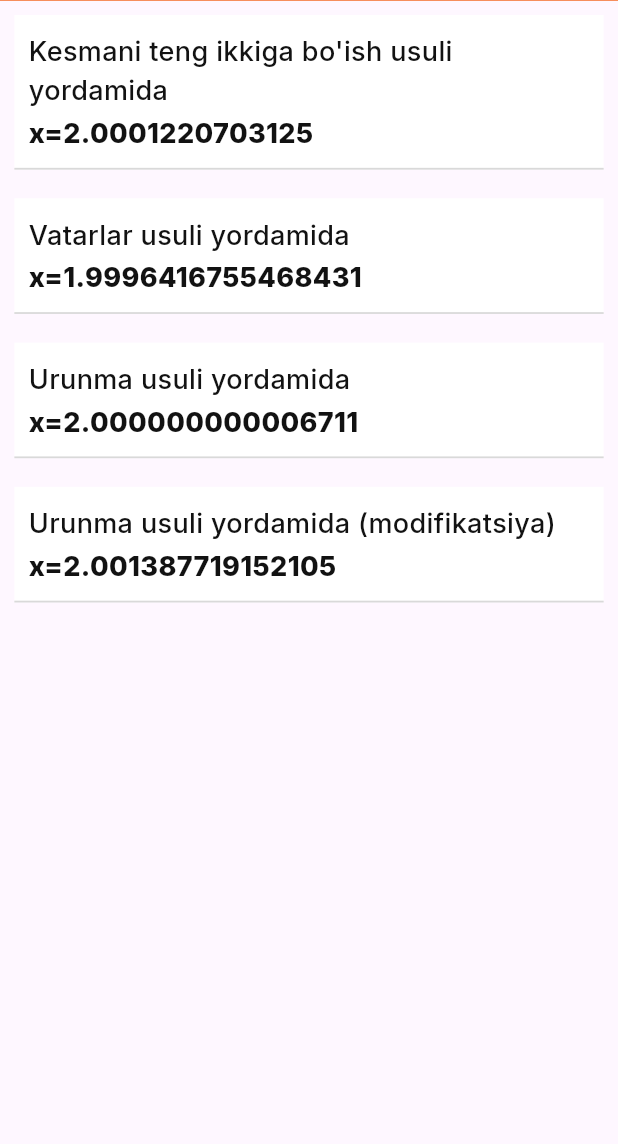
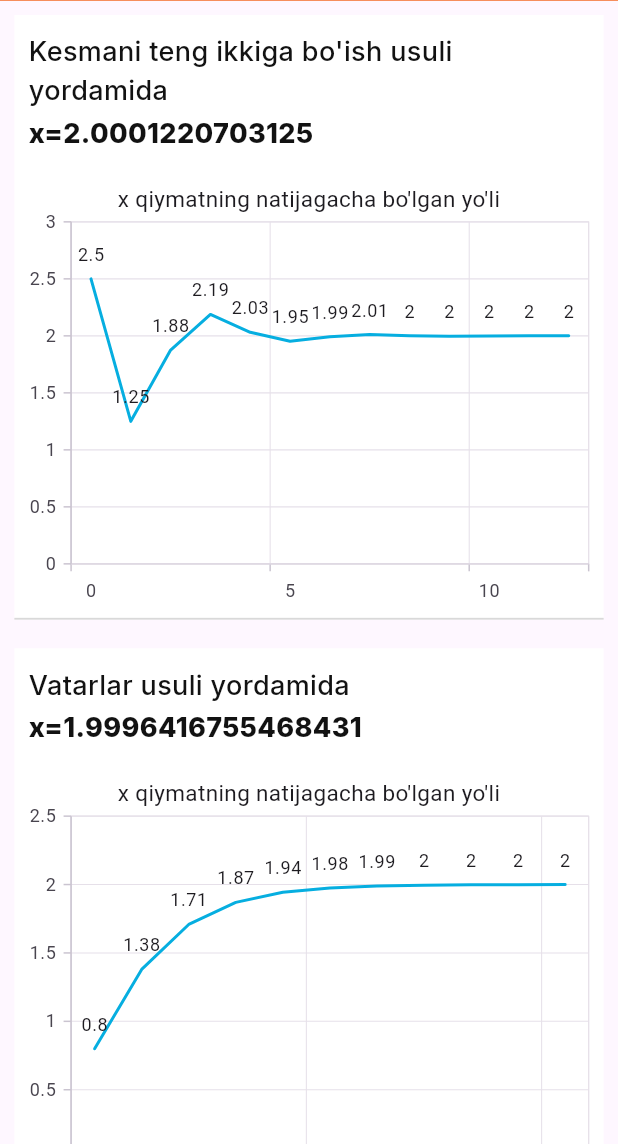
Before and after one commit to ZikrullaYashinov/hisoblash_usullari, a Flutter app: the screen it shows after launch, after a tap on "Hisoblash", on a phone screen of 412 x 824 dp, the part 92-1236 px from its top. Run offline on Flutter 3.47's test engine with Material 3 defaults, Android fonts, the phone set to English and light mode, and no system bars; our stand-ins replace adaptive_theme, flutter_bloc, flutter_screenutil, flutter_svg, get, google_fonts and 4 more; missing offline and left inert: equations; accounts and stored records are empty.

Commit message:
add statistic

```diff
--- a/lib/data/model/equation.dart
+++ b/lib/data/model/equation.dart
@@ -1,4 +1,5 @@
 import 'package:equations/equations.dart';
+import 'package:hisoblash_usullari/data/model/solution.dart';
 import 'package:hive/hive.dart';
 import 'package:math_expressions/math_expressions.dart';
 
@@ -54,8 +55,9 @@ class QuadraticEquation {
     return calculateText(fun, _x);
   }
 
-  List<double> solutionMethodOfBisectingCrossSection() {
+  List<SolutionData> solutionMethodOfBisectingCrossSection() {
     try {
+      List<SolutionData> solutions = [];
       double myMin = min;
       double myMax = max;
       double error = this.error;
@@ -66,6 +68,8 @@ class QuadraticEquation {
 
       double minY = calculate(myMin);
       double maxY = calculate(myMax);
+
+      int i = 0;
 
       if (maxY * minY < 0) {
         while (true) {
@@ -83,20 +87,22 @@ class QuadraticEquation {
           med = newMed;
 
           double medY = calculate(med);
+          solutions.add(SolutionData(med, i));
           if (medY * minY < 0) {
             myMax = med;
           } else if (medY * maxY < 0) {
             myMin = med;
           } else {
-            return [med, myMin, myMax];
+            return solutions;
           }
-          if(delta != null) {
+          if (delta != null) {
             if (delta < error) {
               break;
             }
           }
+          i++;
         }
-        return [med, myMin, myMax];
+        return solutions;
       } else {
         return [];
       }
@@ -106,8 +112,9 @@ class QuadraticEquation {
     }
   }
 
-  List<double> solutionMethodOfVatars() {
+  List<SolutionData> solutionMethodOfVatars() {
     try {
+      List<SolutionData> solutions = [];
       double myMin = min;
       double myMax = max;
       double error = this.error;
@@ -120,6 +127,7 @@ class QuadraticEquation {
 
       double dot;
       double x = 0;
+      int i = 0;
 
       if (maxY * minY < 0) {
         double f_2_min = calculate(myMin, derivativeDegree: 2);
@@ -142,12 +150,13 @@ class QuadraticEquation {
             deltaPercent = (1 - x2 / x) * 100;
           }
           x = x2;
-
+          solutions.add(SolutionData(x, i));
           if (delta < error) {
             break;
           }
+          i++;
         }
-        return [x, delta];
+        return solutions;
       } else {
         return [];
       }
@@ -156,8 +165,9 @@ class QuadraticEquation {
     }
   }
 
-  List<double> solutionMethodOfUrinma() {
+  List<SolutionData> solutionMethodOfUrinma() {
     try {
+      List<SolutionData> solutions = [];
       double myMin = min;
       double myMax = max;
       double error = this.error;
@@ -170,6 +180,7 @@ class QuadraticEquation {
 
       double dot;
       double x;
+      int i = 0;
 
       if (maxY * minY < 0) {
         double f_2_min = calculate(myMin, derivativeDegree: 2);
@@ -195,11 +206,13 @@ class QuadraticEquation {
           }
           x = x2;
 
+          solutions.add(SolutionData(x, i));
           if (delta < error) {
             break;
           }
+          i++;
         }
-        return [x, delta];
+        return solutions;
       } else {
         return [];
       }
@@ -208,8 +221,9 @@ class QuadraticEquation {
     }
   }
 
-  List<double> solutionMethodOfUrinmaModifikatsiya() {
+  List<SolutionData> solutionMethodOfUrinmaModifikatsiya() {
     try {
+      List<SolutionData> solutions = [];
       double myMin = min;
       double myMax = max;
       double error = this.error;
@@ -222,6 +236,7 @@ class QuadraticEquation {
 
       double dot;
       double x;
+      int i = 0;
 
       if (maxY * minY < 0) {
         double f_2_min = calculate(myMin, derivativeDegree: 2);
@@ -246,12 +261,14 @@ class QuadraticEquation {
             deltaPercent = (1 - x / x2) * 100;
           }
           x = x2;
+          solutions.add(SolutionData(x, i));
 
           if (delta < error) {
             break;
           }
+          i++;
         }
-        return [x, delta];
+        return solutions;
       } else {
         return [];
       }
--- /dev/null
+++ b/lib/data/model/solution.dart
@@ -0,0 +1,6 @@
+class SolutionData {
+  SolutionData(this.x, this.i);
+
+  final double x;
+  final int i;
+}
--- a/lib/ui/result/ui/result_page.dart
+++ b/lib/ui/result/ui/result_page.dart
@@ -1,20 +1,29 @@
 import 'package:flutter/material.dart';
+import 'package:hisoblash_usullari/data/model/solution.dart';
 import 'package:hisoblash_usullari/ui/widget/item_result.dart';
 import 'package:hisoblash_usullari/data/model/equation.dart';
+import 'package:syncfusion_flutter_charts/charts.dart';
 
 import '../../widget/global_app_bar.dart';
 
-class ResultPage extends StatelessWidget {
+class ResultPage extends StatefulWidget {
   ResultPage(this.quadraticEquation, {super.key});
 
   QuadraticEquation quadraticEquation;
 
   @override
+  State<ResultPage> createState() => _ResultPageState();
+}
+
+class _ResultPageState extends State<ResultPage> {
+  @override
   Widget build(BuildContext context) {
-    var solution1 = quadraticEquation.solutionMethodOfBisectingCrossSection();
-    var solution2 = quadraticEquation.solutionMethodOfVatars();
-    var solution3 = quadraticEquation.solutionMethodOfUrinma();
-    var solution4 = quadraticEquation.solutionMethodOfUrinmaModifikatsiya();
+    var solution1 =
+        widget.quadraticEquation.solutionMethodOfBisectingCrossSection();
+    var solution2 = widget.quadraticEquation.solutionMethodOfVatars();
+    var solution3 = widget.quadraticEquation.solutionMethodOfUrinma();
+    var solution4 =
+        widget.quadraticEquation.solutionMethodOfUrinmaModifikatsiya();
 
     return Scaffold(
       body: SafeArea(
@@ -29,14 +38,26 @@ class ResultPage extends StatelessWidget {
               child: SingleChildScrollView(
                 child: Column(
                   children: [
-                    ItemResult("Kesmani teng ikkiga bo'ish usuli yordamida",
-                        "${solution1.isEmpty ? "Yechim yo'q" : solution1[0]}"),
-                    ItemResult("Vatarlar usuli yordamida",
-                        "${solution2.isEmpty ? "Yechim yo'q" : solution2[0]}"),
-                    ItemResult("Urunma usuli yordamida",
-                        "${solution3.isEmpty ? "Yechim yo'q" : solution3[0]}"),
-                    ItemResult("Urunma usuli yordamida (modifikatsiya)",
-                        "${solution4.isEmpty ? "Yechim yo'q" : solution4[0]}"),
+                    ItemResult(
+                      "Kesmani teng ikkiga bo'ish usuli yordamida",
+                      "${solution1.isEmpty ? "Yechim yo'q" : solution1.last.x}",
+                      solutions: solution1.isNotEmpty ? solution1 : null,
+                    ),
+                    ItemResult(
+                      "Vatarlar usuli yordamida",
+                      "${solution2.isEmpty ? "Yechim yo'q" : solution2.last.x}",
+                      solutions: solution2.isNotEmpty ? solution2 : null,
+                    ),
+                    ItemResult(
+                      "Urunma usuli yordamida",
+                      "${solution3.isEmpty ? "Yechim yo'q" : solution3.last.x}",
+                      solutions: solution3.isNotEmpty ? solution3 : null,
+                    ),
+                    ItemResult(
+                      "Urunma usuli yordamida (modifikatsiya)",
+                      "${solution4.isEmpty ? "Yechim yo'q" : solution4.last.x}",
+                      solutions: solution4.isNotEmpty ? solution4 : null,
+                    ),
                   ],
                 ),
               ),
@@ -47,3 +68,10 @@ class ResultPage extends StatelessWidget {
     );
   }
 }
+
+class SalesData {
+  SalesData(this.x, this.i);
+
+  final double x;
+  final int i;
+}
--- a/lib/ui/widget/item_result.dart
+++ b/lib/ui/widget/item_result.dart
@@ -2,14 +2,30 @@ import 'package:flutter/material.dart';
 import 'package:flutter_screenutil/flutter_screenutil.dart';
 import 'package:google_fonts/google_fonts.dart';
 import 'package:hisoblash_usullari/util/tools/assistants.dart';
+import 'package:syncfusion_flutter_charts/charts.dart';
 
+import '../../data/model/solution.dart';
 import '../../util/constants/app_colors.dart';
 
-class ItemResult extends StatelessWidget {
-  const ItemResult(this.title, this.result, {super.key});
+class ItemResult extends StatefulWidget {
+  const ItemResult(this.title, this.result, {this.solutions, super.key});
 
   final String title;
   final String result;
+  final List<SolutionData>? solutions;
+
+  @override
+  State<ItemResult> createState() => _ItemResultState();
+}
+
+class _ItemResultState extends State<ItemResult> {
+  late TooltipBehavior _tooltipBehavior;
+
+  @override
+  void initState() {
+    _tooltipBehavior = TooltipBehavior(enable: true);
+    super.initState();
+  }
 
   @override
   Widget build(BuildContext context) {
@@ -32,7 +48,7 @@ class ItemResult extends StatelessWidget {
                     Padding(
                       padding: EdgeInsets.only(top: 2.h),
                       child: Text(
-                        title,
+                        widget.title,
                         textAlign: TextAlign.start,
                         style: GoogleFonts.inter(
                           textStyle: const TextStyle(
@@ -46,7 +62,7 @@ class ItemResult extends StatelessWidget {
                     Padding(
                       padding: EdgeInsets.only(top: 2.h),
                       child: Text(
-                        "x=$result",
+                        "x=${widget.result}",
                         textAlign: TextAlign.start,
                         style: GoogleFonts.inter(
                           textStyle: const TextStyle(
@@ -60,6 +76,26 @@ class ItemResult extends StatelessWidget {
                   ],
                 ),
               ),
+              if (widget.solutions != null)
+                SfCartesianChart(
+                  primaryXAxis: const CategoryAxis(),
+                  title: const ChartTitle(
+                    text: "x qiymatning natijagacha bo'lgan yo'li",
+                  ),
+                  tooltipBehavior: _tooltipBehavior,
+                  series: <LineSeries<SolutionData, String>>[
+                    LineSeries<SolutionData, String>(
+                        dataSource: widget.solutions,
+                        xValueMapper: (SolutionData sales, _) =>
+                            sales.i.toString(),
+                        yValueMapper: (SolutionData sales, _) => sales.x,
+                        // Enable data label
+                        dataLabelSettings:
+                            const DataLabelSettings(isVisible: true)),
+                  ],
+                )
+              else
+                const SizedBox(),
               SizedBox(
                 height: 1.h,
                 width: sizeWidth * 1,
--- a/pubspec.yaml
+++ b/pubspec.yaml
@@ -25,6 +25,7 @@ dependencies:
 
   math_expressions: ^2.4.0
   equations: ^5.0.2
+  syncfusion_flutter_charts: ^25.1.35
 
 
 dev_dependencies:
```
Also changed, not shown: pubspec.lock.
